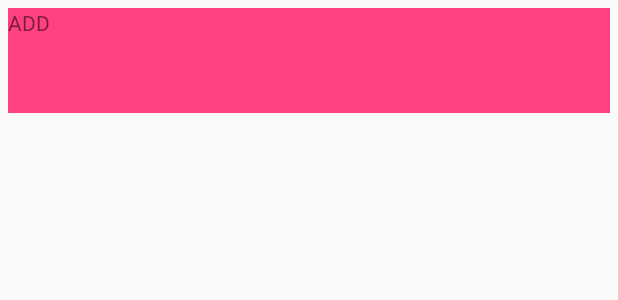
After one commit to pier1287/widget-test, an Android app: the layout grid_cards_widget_item_add.xml on its own in the app's theme, with its tools: preview values and no code run, on a phone screen of 412 x 824 dp. The commit adds this screen. Shown: the top 300 px of the screen. Run offline under Robolectric (Android 15) with nearby library versions, the phone set to English and light mode, and no system bars.

Commit message:
add item click, add add item view

```diff
--- /dev/null
+++ b/app/src/main/res/layout/grid_cards_widget_item_add.xml
@@ -0,0 +1,14 @@
+<?xml version="1.0" encoding="utf-8"?>
+<RelativeLayout
+    xmlns:android="http://schemas.android.com/apk/res/android"
+    android:layout_width="match_parent"
+    android:layout_height="70dp"
+    android:background="@color/colorAccent"
+    android:layout_margin="5dp">
+
+    <TextView
+        android:layout_width="wrap_content"
+        android:layout_height="wrap_content"
+        android:text="ADD"/>
+
+</RelativeLayout>
```
Also changed, not shown: app/src/main/java/it/carusopi/widgettest/widget/gridcards/GridCardsRemoteViewsFactory.java (+15 -12 lines), app/src/main/java/it/carusopi/widgettest/widget/gridcards/GridCardsWidgetProvider.java (+21 -21 lines), app/src/main/ic_add_card-web.png (added), app/src/main/res/drawable-hdpi/ic_add_card.png (added), app/src/main/res/drawable-mdpi/ic_add_card.png (added), app/src/main/res/drawable-xhdpi/ic_add_card.png (added), app/src/main/res/drawable-xxhdpi/ic_add_card.png (added).
